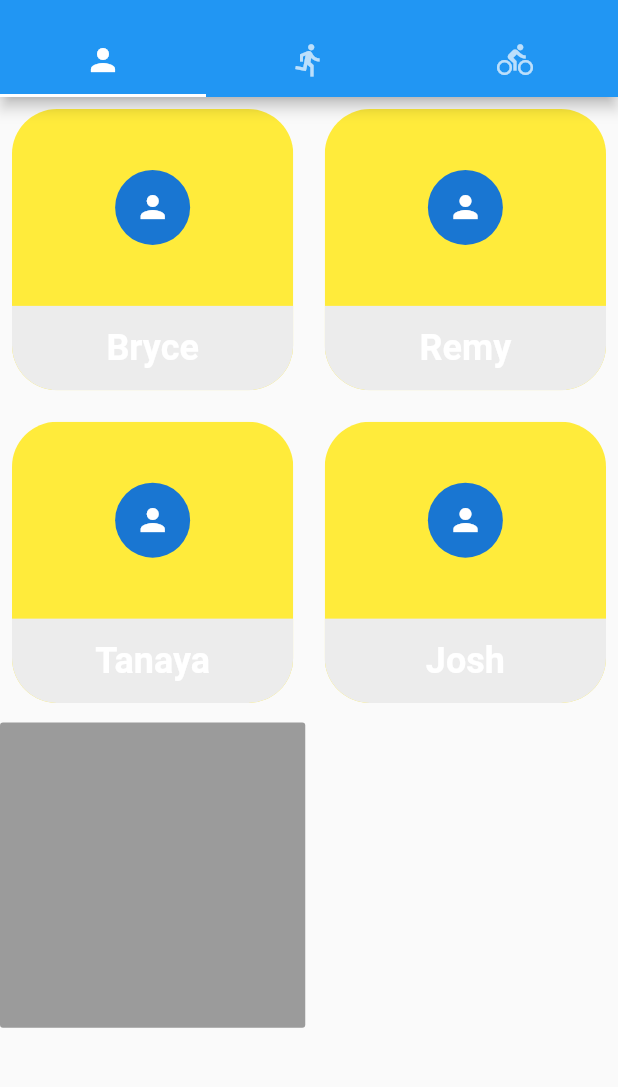
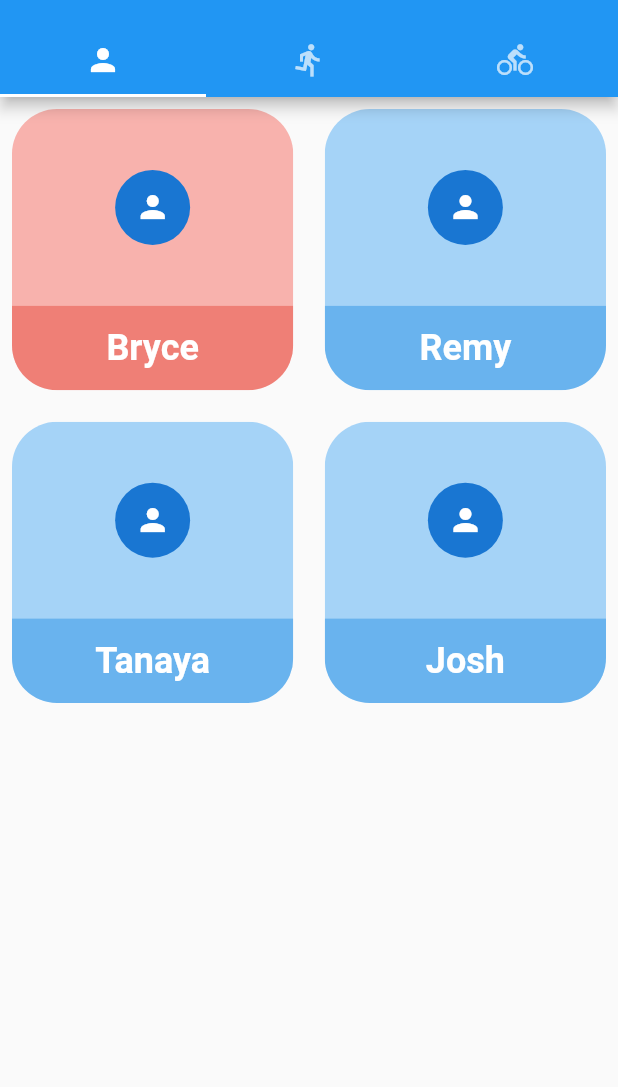
Before and after one commit to BrycePaule/GymTracker, a Flutter app: the screen it shows after launch, on a phone screen of 412 x 824 dp, the part 59-1146 px from its top. Run offline on Flutter 3.47's test engine with Material 2 defaults, Android fonts, the phone set to English and light mode, and no system bars; our stand-ins replace shared_preferences.

Commit message:
- FIxed bug with colour changing utilities - Added fadeout to deselected profiles on AccountWindow

```diff
--- a/lib/account.dart
+++ b/lib/account.dart
@@ -7,7 +7,6 @@ class Account extends StatefulWidget {
   String name;
   Color mainColor;
   Color accentColor;
-  Color deselectedColor;
   Icon icon = Icon(Icons.person);
 
   bool selected = false;
@@ -15,10 +14,9 @@ class Account extends StatefulWidget {
 
   Account(this.name, {this.mainColor: Colors.blue}) {
     this.accentColor = darkenColor(mainColor);
-    this.deselectedColor = Colors.yellow;
   }
 
-    void updateColor(Color newColor) {
+  void updateColor(Color newColor) {
     this.mainColor = newColor;
     this.accentColor = darkenColor(newColor);
   }
@@ -43,7 +41,7 @@ class _AccountState extends State<Account> {
           decoration: BoxDecoration(
               color: (this.widget.selected == true)
                   ? this.widget.mainColor
-                  : this.widget.deselectedColor
+                  : lightenColor(this.widget.mainColor)
               // color: this.widget.mainColor,
               ),
           child: Column(
@@ -61,7 +59,9 @@ class _AccountState extends State<Account> {
               Expanded(
                 flex: 3,
                 child: Container(
-                  color: this.widget.accentColor,
+                  color: (this.widget.selected == true)
+                      ? this.widget.accentColor
+                      : lightenColor(this.widget.accentColor),
                   child: Container(
                     child: Row(
                       mainAxisAlignment: MainAxisAlignment.center,
--- a/lib/account_window.dart
+++ b/lib/account_window.dart
@@ -24,7 +24,7 @@ class _AccountWindowState extends State<AccountWindow> {
       controller: ScrollController(debugLabel: 'AccountWindowScroll'),
       children: [
         ...(accounts),
-        RaisedButton(onPressed: accounts[0].toggleSelection)
+        // RaisedButton(onPressed: accounts[0].toggleSelection)
       ],
     );
   }
--- a/lib/utilities.dart
+++ b/lib/utilities.dart
@@ -1,9 +1,12 @@
 import 'package:flutter/material.dart';
 
 Color darkenColor(Color color) {
-  return color.withRed(-20).withGreen(-20).withBlue(-20);
+  int r = color.red;
+  int g = color.green;
+  int b = color.blue;
+  return color.withRed(r - 20).withGreen(g - 20).withBlue(b - 20);
 }
 
 Color lightenColor(Color color) {
-  return color.withOpacity(0.0);
+  return color.withAlpha(100);
 }
```
